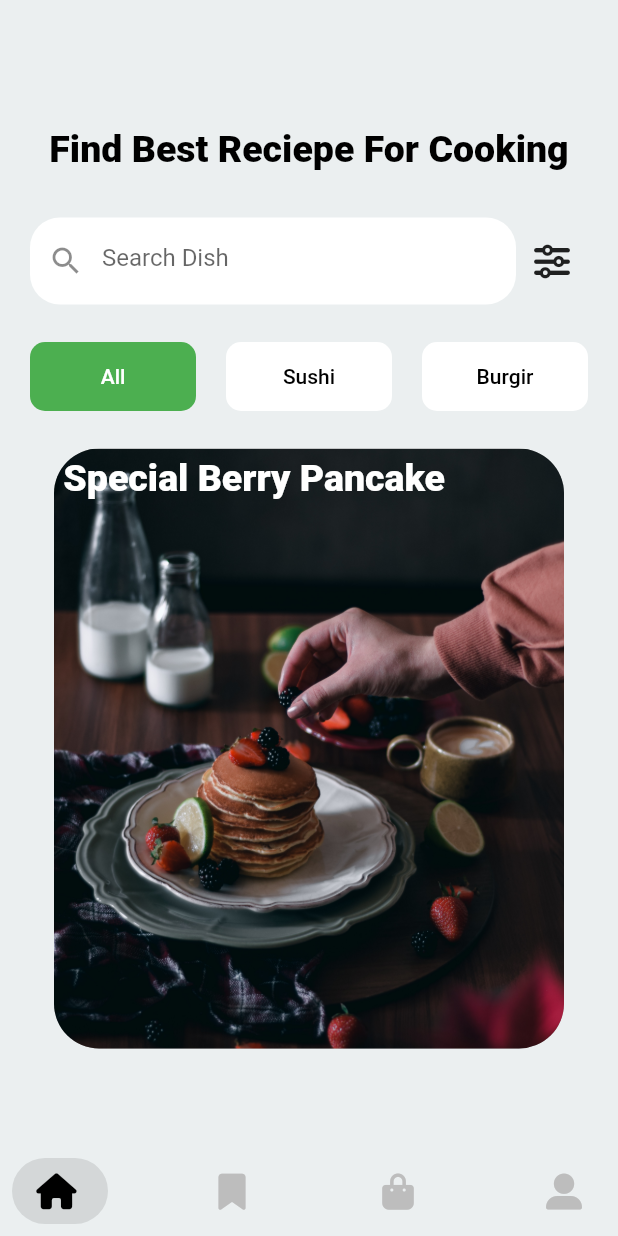
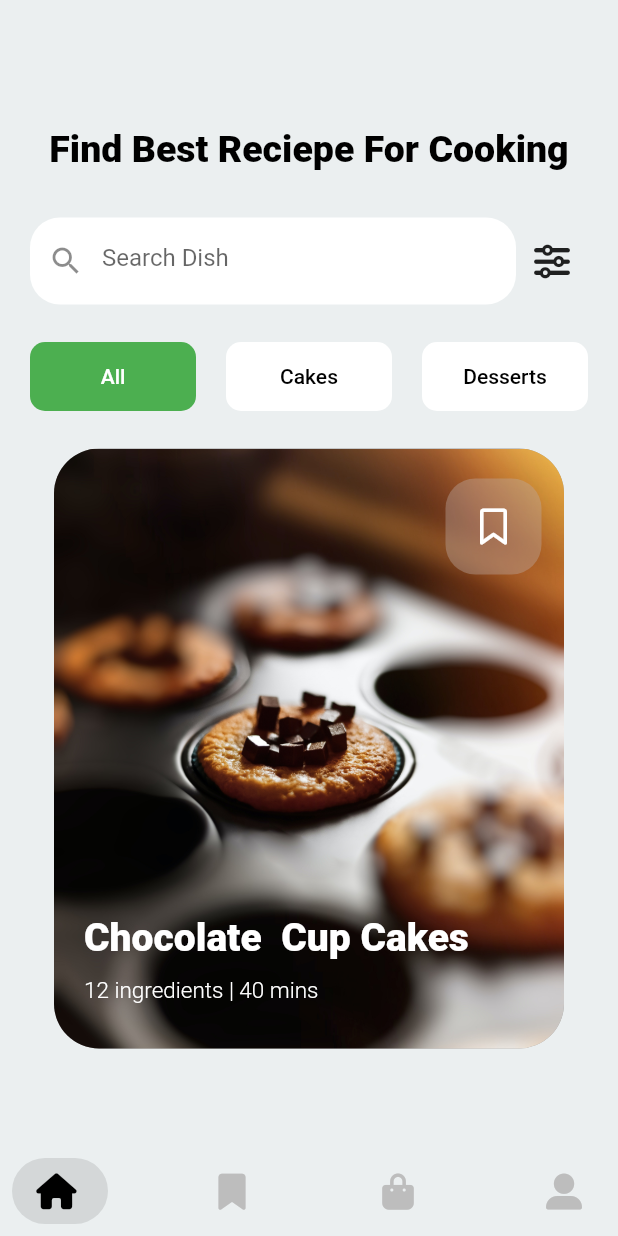
Before and after one commit to milkyascodes/sushi_UI, a Flutter app: the HomeScreen screen opened directly, on a phone screen of 412 x 824 dp. Run offline on Flutter 3.47's test engine with Material 2 defaults, Android fonts, the phone set to English and light mode, and no system bars; drawn by our look-alikes of salomon_bottom_bar; our stand-ins replace font_awesome_flutter.

Commit message:
added product widget

```diff
--- a/lib/widget/widgets.dart
+++ b/lib/widget/widgets.dart
@@ -85,9 +85,9 @@ Widget buildTabs() {
     children: [
       buildTabBtn('All', true),
       SizedBox(width: 20),
-      buildTabBtn('Sushi', false),
+      buildTabBtn('Cakes', false),
       SizedBox(width: 20),
-      buildTabBtn('Burgir', false),
+      buildTabBtn('Desserts', false),
     ],
   );
 }
@@ -125,14 +125,40 @@ Widget buildCards() {
           decoration: BoxDecoration(
               borderRadius: BorderRadius.circular(30),
               image: DecorationImage(
-                  image: AssetImage('assets/images/cake3.jpg'),
+                  image: AssetImage('assets/images/ckake1.jpg'),
                   fit: BoxFit.cover)),
         ),
-        Column(
-          crossAxisAlignment: CrossAxisAlignment.start,
-          children: [
-            buildTitle(' Special Berry Pancake', 25, 1.4, Colors.white, false),
-          ],
+        Positioned(
+          bottom: 20,
+          left: 10,
+          child: Container(
+            width: 300,
+            padding: const EdgeInsets.all(10.0),
+            child: Column(
+              crossAxisAlignment: CrossAxisAlignment.start,
+              children: [
+                buildTitle(
+                    'Chocolate  Cup Cakes', 26, 1.3, Colors.white, false),
+                SizedBox(height: 10),
+                buildDescription('12 ingredients | 40 mins', 15)
+              ],
+            ),
+          ),
+        ),
+        Positioned(
+          right: 15,
+          top: 20,
+          child: Container(
+            padding: EdgeInsets.all(20),
+            decoration: BoxDecoration(
+              borderRadius: BorderRadius.circular(20),
+              color: Colors.brown.shade200.withOpacity(0.4),
+            ),
+            child: Icon(
+              FontAwesomeIcons.bookmark,
+              color: Colors.white,
+            ),
+          ),
         )
       ],
     ),
```
